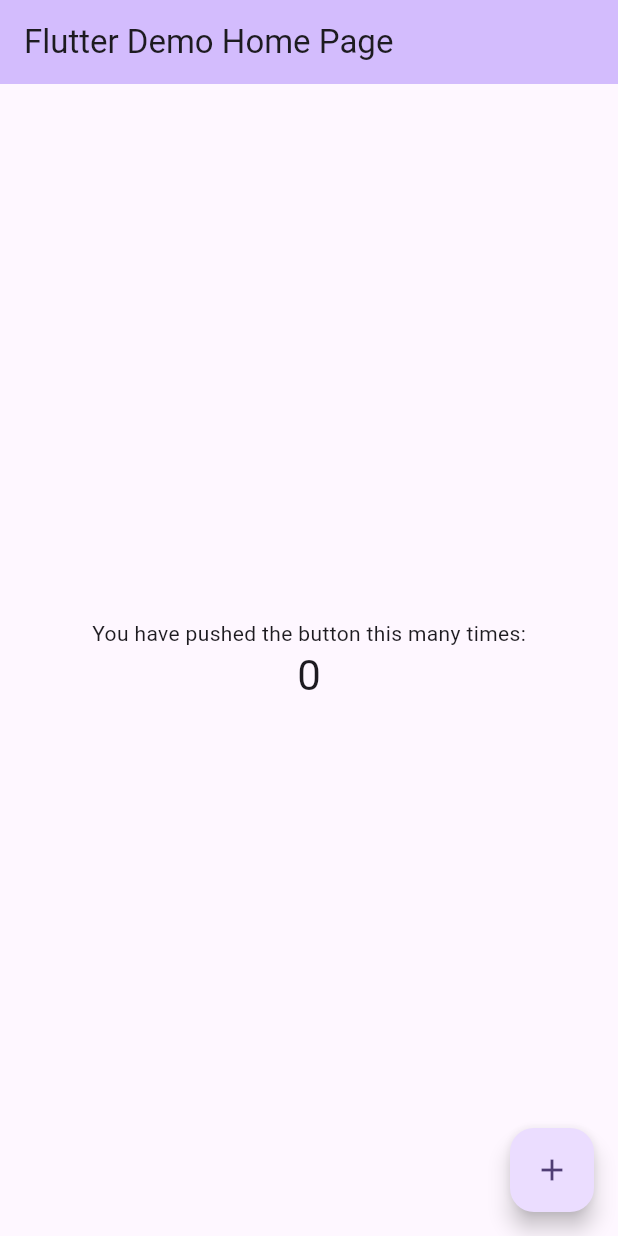
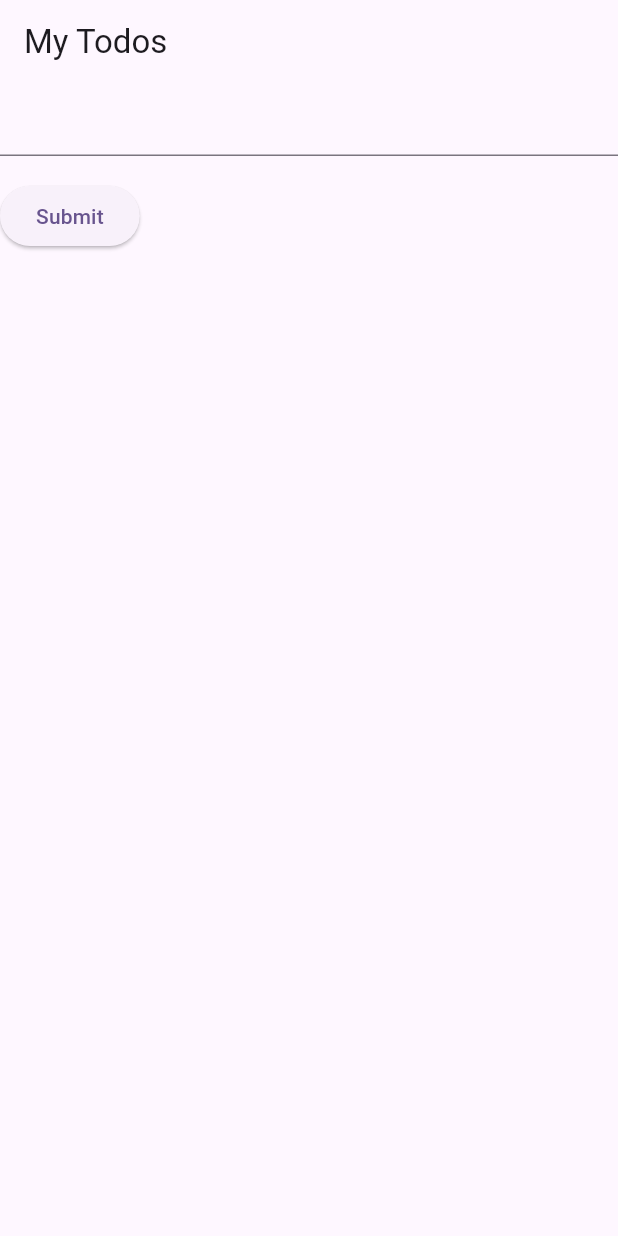
Before and after one commit to mathletedev/flutter-todo-list, a Flutter app: the screen it shows after launch, on a phone screen of 412 x 824 dp. Run offline on Flutter 3.47's test engine with Material 3 defaults, Android fonts, the phone set to English and light mode, and no system bars; our stand-ins replace flutter_riverpod.

Commit message:
feat: submit form

```diff
--- a/analysis_options.yaml
+++ b/analysis_options.yaml
@@ -1,28 +1,8 @@
-# This file configures the analyzer, which statically analyzes Dart code to
-# check for errors, warnings, and lints.
-#
-# The issues identified by the analyzer are surfaced in the UI of Dart-enabled
-# IDEs (https://dart.dev/tools#ides-and-editors). The analyzer can also be
-# invoked from the command line by running `flutter analyze`.
-
-# The following line activates a set of recommended lints for Flutter apps,
-# packages, and plugins designed to encourage good coding practices.
 include: package:flutter_lints/flutter.yaml
 
 linter:
-  # The lint rules applied to this project can be customized in the
-  # section below to disable rules from the `package:flutter_lints/flutter.yaml`
-  # included above or to enable additional rules. A list of all available lints
-  # and their documentation is published at https://dart.dev/lints.
-  #
-  # Instead of disabling a lint rule for the entire project in the
-  # section below, it can also be suppressed for a single line of code
-  # or a specific dart file by using the `// ignore: name_of_lint` and
-  # `// ignore_for_file: name_of_lint` syntax on the line or in the file
-  # producing the lint.
   rules:
-    # avoid_print: false  # Uncomment to disable the `avoid_print` rule
-    # prefer_single_quotes: true  # Uncomment to enable the `prefer_single_quotes` rule
 
-# Additional information about this file can be found at
-# https://dart.dev/guides/language/analysis-options
+analyzer:
+  plugins:
+    - custom_lint
--- a/lib/main.dart
+++ b/lib/main.dart
@@ -1,125 +1,50 @@
 import 'package:flutter/material.dart';
+import 'package:flutter_riverpod/flutter_riverpod.dart';
 
-void main() {
-  runApp(const MyApp());
-}
+void main() => runApp(const ProviderScope(child: App()));
 
-class MyApp extends StatelessWidget {
-  const MyApp({super.key});
+class App extends StatelessWidget {
+  const App({super.key});
 
-  // This widget is the root of your application.
   @override
   Widget build(BuildContext context) {
     return MaterialApp(
-      title: 'Flutter Demo',
-      theme: ThemeData(
-        // This is the theme of your application.
-        //
-        // TRY THIS: Try running your application with "flutter run". You'll see
-        // the application has a purple toolbar. Then, without quitting the app,
-        // try changing the seedColor in the colorScheme below to Colors.green
-        // and then invoke "hot reload" (save your changes or press the "hot
-        // reload" button in a Flutter-supported IDE, or press "r" if you used
-        // the command line to start the app).
-        //
-        // Notice that the counter didn't reset back to zero; the application
-        // state is not lost during the reload. To reset the state, use hot
-        // restart instead.
-        //
-        // This works for code too, not just values: Most code changes can be
-        // tested with just a hot reload.
-        colorScheme: ColorScheme.fromSeed(seedColor: Colors.deepPurple),
-        useMaterial3: true,
-      ),
-      home: const MyHomePage(title: 'Flutter Demo Home Page'),
-    );
+        title: 'Flutter Todo List',
+        theme: ThemeData(
+          colorScheme: ColorScheme.fromSeed(seedColor: Colors.deepPurple),
+          useMaterial3: true,
+        ),
+        home: Scaffold(
+            appBar: AppBar(title: const Text('My Todos')),
+            body: const Column(children: [SubmitForm()])));
   }
 }
 
-class MyHomePage extends StatefulWidget {
-  const MyHomePage({super.key, required this.title});
-
-  // This widget is the home page of your application. It is stateful, meaning
-  // that it has a State object (defined below) that contains fields that affect
-  // how it looks.
-
-  // This class is the configuration for the state. It holds the values (in this
-  // case the title) provided by the parent (in this case the App widget) and
-  // used by the build method of the State. Fields in a Widget subclass are
-  // always marked "final".
-
-  final String title;
+class SubmitForm extends StatefulWidget {
+  const SubmitForm({super.key});
 
   @override
-  State<MyHomePage> createState() => _MyHomePageState();
+  State<SubmitForm> createState() => _SubmitFormState();
 }
 
-class _MyHomePageState extends State<MyHomePage> {
-  int _counter = 0;
-
-  void _incrementCounter() {
-    setState(() {
-      // This call to setState tells the Flutter framework that something has
-      // changed in this State, which causes it to rerun the build method below
-      // so that the display can reflect the updated values. If we changed
-      // _counter without calling setState(), then the build method would not be
-      // called again, and so nothing would appear to happen.
-      _counter++;
-    });
-  }
+class _SubmitFormState extends State<SubmitForm> {
+  final _formKey = GlobalKey<FormState>();
 
   @override
   Widget build(BuildContext context) {
-    // This method is rerun every time setState is called, for instance as done
-    // by the _incrementCounter method above.
-    //
-    // The Flutter framework has been optimized to make rerunning build methods
-    // fast, so that you can just rebuild anything that needs updating rather
-    // than having to individually change instances of widgets.
-    return Scaffold(
-      appBar: AppBar(
-        // TRY THIS: Try changing the color here to a specific color (to
-        // Colors.amber, perhaps?) and trigger a hot reload to see the AppBar
-        // change color while the other colors stay the same.
-        backgroundColor: Theme.of(context).colorScheme.inversePrimary,
-        // Here we take the value from the MyHomePage object that was created by
-        // the App.build method, and use it to set our appbar title.
-        title: Text(widget.title),
-      ),
-      body: Center(
-        // Center is a layout widget. It takes a single child and positions it
-        // in the middle of the parent.
-        child: Column(
-          // Column is also a layout widget. It takes a list of children and
-          // arranges them vertically. By default, it sizes itself to fit its
-          // children horizontally, and tries to be as tall as its parent.
-          //
-          // Column has various properties to control how it sizes itself and
-          // how it positions its children. Here we use mainAxisAlignment to
-          // center the children vertically; the main axis here is the vertical
-          // axis because Columns are vertical (the cross axis would be
-          // horizontal).
-          //
-          // TRY THIS: Invoke "debug painting" (choose the "Toggle Debug Paint"
-          // action in the IDE, or press "p" in the console), to see the
-          // wireframe for each widget.
-          mainAxisAlignment: MainAxisAlignment.center,
-          children: <Widget>[
-            const Text(
-              'You have pushed the button this many times:',
-            ),
-            Text(
-              '$_counter',
-              style: Theme.of(context).textTheme.headlineMedium,
-            ),
-          ],
-        ),
-      ),
-      floatingActionButton: FloatingActionButton(
-        onPressed: _incrementCounter,
-        tooltip: 'Increment',
-        child: const Icon(Icons.add),
-      ), // This trailing comma makes auto-formatting nicer for build methods.
-    );
+    return Form(
+        key: _formKey,
+        child: Column(crossAxisAlignment: CrossAxisAlignment.start, children: [
+          TextFormField(validator: (value) {
+            if (value == null || value.isEmpty) {
+              return 'Please enter some text';
+            }
+            return null;
+          }),
+          Padding(
+              padding: const EdgeInsets.symmetric(vertical: 16),
+              child:
+                  ElevatedButton(onPressed: () {}, child: const Text('Submit')))
+        ]));
   }
 }
--- a/pubspec.yaml
+++ b/pubspec.yaml
@@ -35,6 +35,8 @@ dependencies:
   # The following adds the Cupertino Icons font to your application.
   # Use with the CupertinoIcons class for iOS style icons.
   cupertino_icons: ^1.0.6
+  flutter_riverpod: ^2.6.1
+  riverpod_annotation: ^2.6.1
 
 dev_dependencies:
   flutter_test:
@@ -46,6 +48,10 @@ dev_dependencies:
   # package. See that file for information about deactivating specific lint
   # rules and activating additional ones.
   flutter_lints: ^3.0.0
+  riverpod_generator: ^2.4.0
+  build_runner: ^2.4.11
+  custom_lint: ^0.6.4
+  riverpod_lint: ^2.3.10
 
 # For information on the generic Dart part of this file, see the
 # following page: https://dart.dev/tools/pub/pubspec
```
Also changed, not shown: pubspec.lock, 1 other file.
